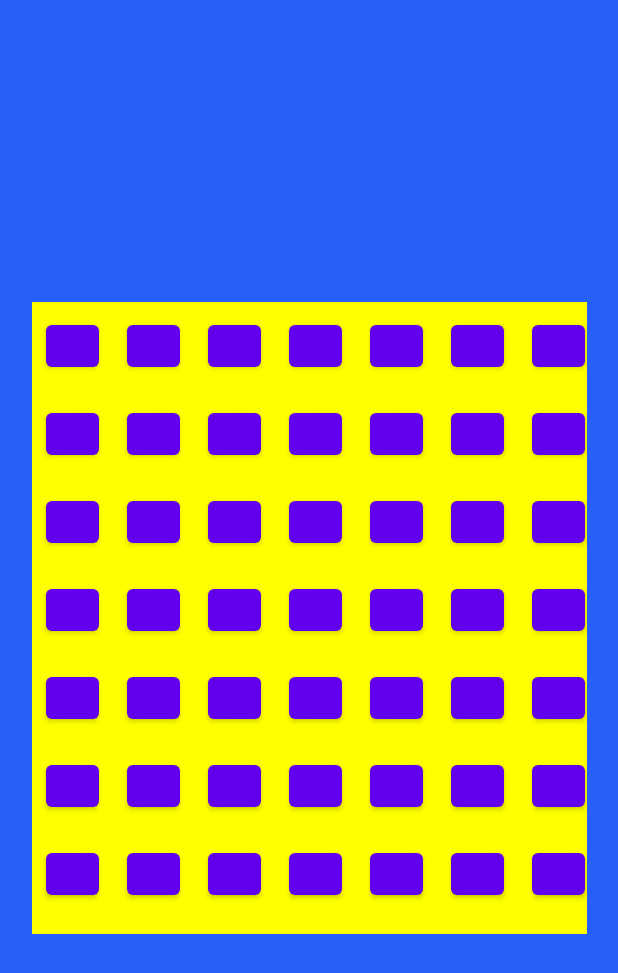
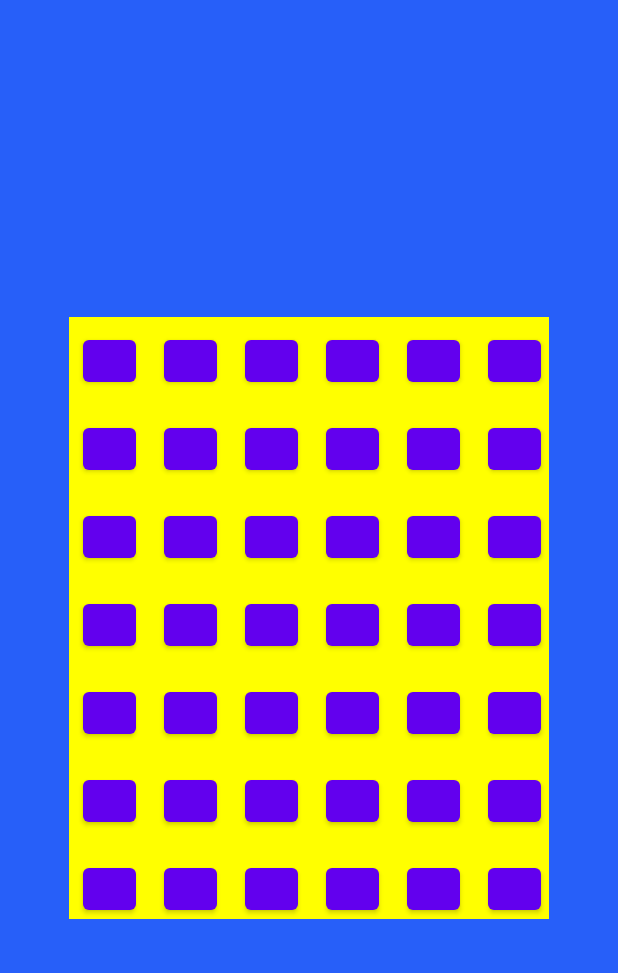
Before and after one commit to AdamPennIV/4InARowGame, an Android app: the NewGame screen opened directly, with no data from a screen before it, on a phone screen of 412 x 824 dp. Shown: the top 973 px of the screen. Run offline under Robolectric (Android 15) with nearby library versions, the phone set to English and light mode, and no system bars.

Commit message:
4InARow App

```diff
--- a/app/src/main/res/layout/activity_new_game.xml
+++ b/app/src/main/res/layout/activity_new_game.xml
@@ -7,11 +7,11 @@
     android:background="@drawable/activityscreen">
 
     <GridLayout
-        android:layout_width="370dp"
-        android:layout_height="421dp"
+        android:layout_width="320dp"
+        android:layout_height="401dp"
         android:layout_margin="0dp"
         android:background="@color/yellow"
-        android:columnCount="7"
+        android:columnCount="6"
         android:rowCount="7"
         android:useDefaultMargins="true"
         app:layout_constraintBottom_toBottomOf="parent"
@@ -45,10 +45,6 @@
             style="@style/GameButton" />
 
         <Button
-            android:id="@+id/one7"
-            style="@style/GameButton" />
-
-        <Button
             android:id="@+id/two1"
             style="@style/GameButton" />
 
@@ -70,10 +66,6 @@
 
         <Button
             android:id="@+id/two6"
-            style="@style/GameButton" />
-
-        <Button
-            android:id="@+id/two7"
             style="@style/GameButton" />
 
         <Button
@@ -101,10 +93,6 @@
             style="@style/GameButton" />
 
         <Button
-            android:id="@+id/three7"
-            style="@style/GameButton" />
-
-        <Button
             android:id="@+id/four1"
             style="@style/GameButton" />
 
@@ -126,10 +114,6 @@
 
         <Button
             android:id="@+id/four6"
-            style="@style/GameButton" />
-
-        <Button
-            android:id="@+id/four7"
             style="@style/GameButton" />
 
         <Button
@@ -157,10 +141,6 @@
             style="@style/GameButton" />
 
         <Button
-            android:id="@+id/five7"
-            style="@style/GameButton" />
-
-        <Button
             android:id="@+id/six1"
             style="@style/GameButton" />
 
@@ -182,10 +162,6 @@
 
         <Button
             android:id="@+id/six6"
-            style="@style/GameButton" />
-
-        <Button
-            android:id="@+id/six7"
             style="@style/GameButton" />
 
         <Button
@@ -212,10 +188,6 @@
             android:id="@+id/seven6"
             style="@style/GameButton" />
 
-        <Button
-            android:id="@+id/seven7"
-            style="@style/GameButton" />
-
 
     </GridLayout>
 </androidx.constraintlayout.widget.ConstraintLayout>
```
